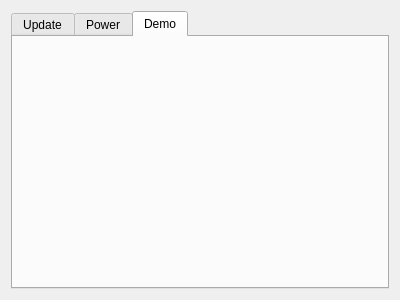
First picture: the form in source/plugin/t4/maintain.ui, repository ww4u/mct-t4, before the edit.
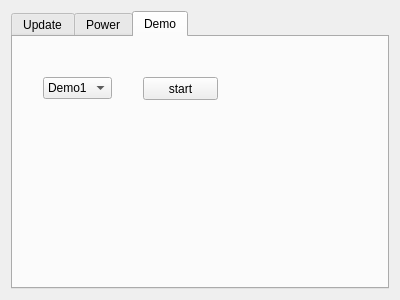
Second picture: the form after the edit. The open tabs and pages were chosen to show the change.

The edit to the form file:
```diff
--- a/source/plugin/t4/maintain.ui
+++ b/source/plugin/t4/maintain.ui
@@ -72,6 +72,44 @@
       <attribute name="title">
        <string>Demo</string>
       </attribute>
+      <widget class="QComboBox" name="comboBox">
+       <property name="geometry">
+        <rect>
+         <x>30</x>
+         <y>40</y>
+         <width>69</width>
+         <height>22</height>
+        </rect>
+       </property>
+       <item>
+        <property name="text">
+         <string>Demo1</string>
+        </property>
+       </item>
+       <item>
+        <property name="text">
+         <string>Demo2</string>
+        </property>
+       </item>
+       <item>
+        <property name="text">
+         <string>Demo3</string>
+        </property>
+       </item>
+      </widget>
+      <widget class="QPushButton" name="pushButton_2">
+       <property name="geometry">
+        <rect>
+         <x>130</x>
+         <y>40</y>
+         <width>75</width>
+         <height>23</height>
+        </rect>
+       </property>
+       <property name="text">
+        <string>start</string>
+       </property>
+      </widget>
      </widget>
     </widget>
    </item>
```
Left out of the diff: 4 changed lines with no effect on the pictures.
